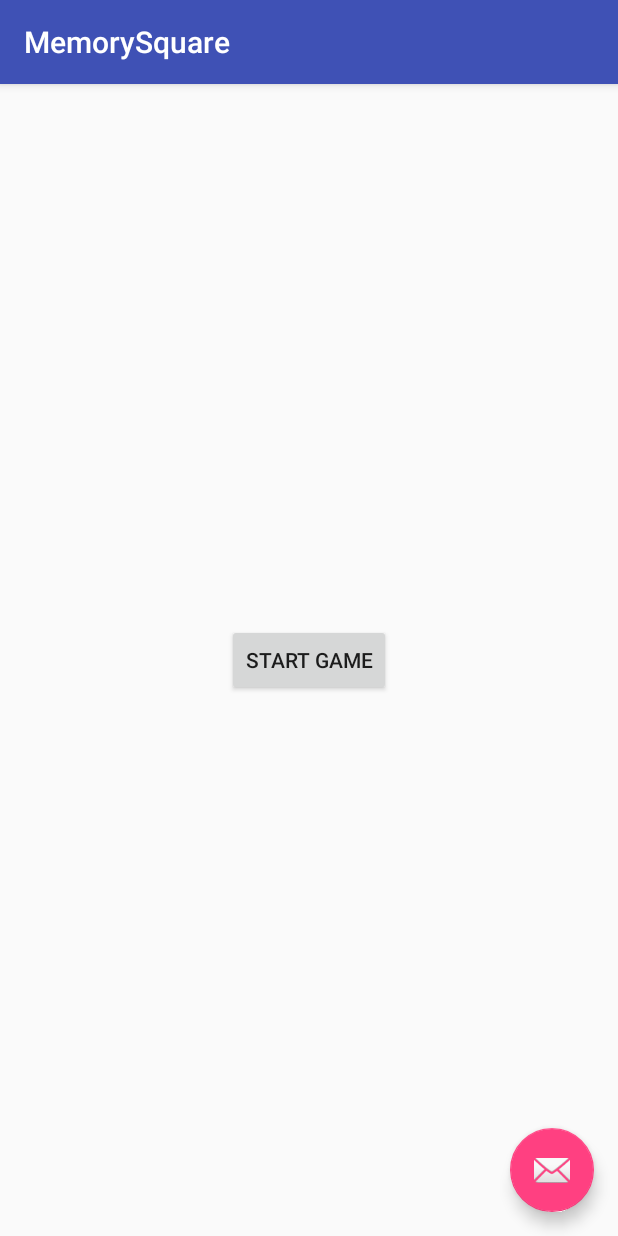
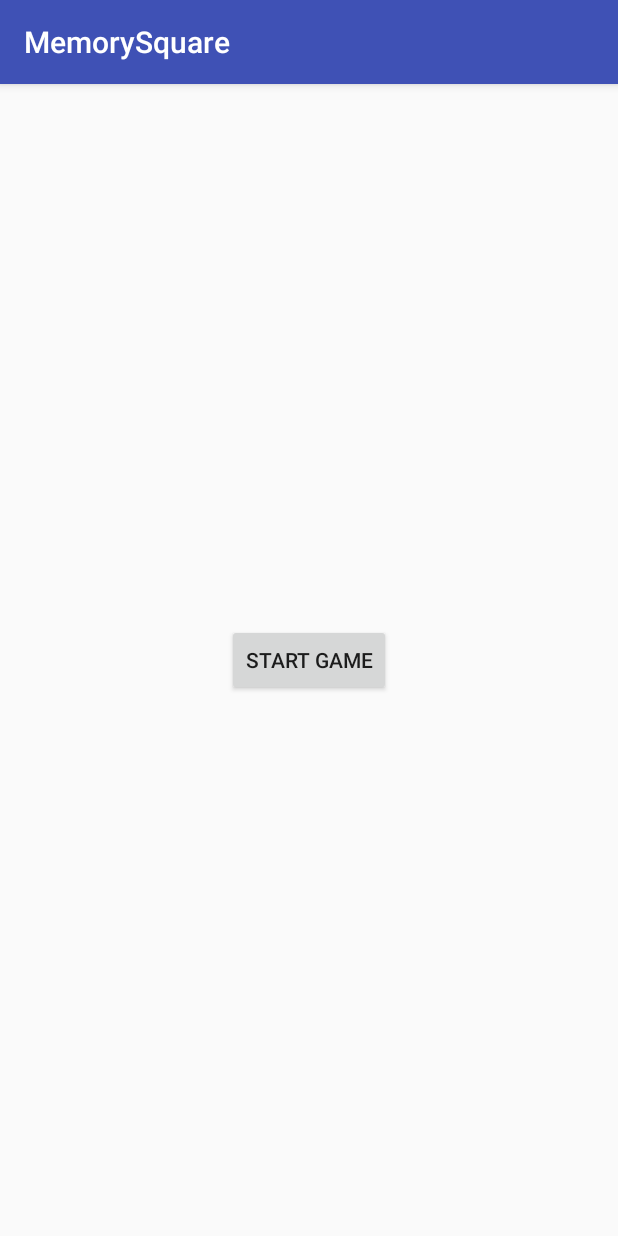
Before and after one commit to jkoistinen/MemorySquare, an Android app: the screen it shows after launch (StartGameActivity), on a phone screen of 412 x 824 dp. Run offline under Robolectric (Android 15) with nearby library versions, the phone set to English and light mode, and no system bars.

Commit message:
removed snackbars, changed interpolator for button animation

```diff
--- a/app/src/main/java/com/jk/memorysquare/StartGameActivity.java
+++ b/app/src/main/java/com/jk/memorysquare/StartGameActivity.java
@@ -11,6 +11,8 @@ import android.widget.Button;
 
 public class StartGameActivity extends AppCompatActivity {
 
+    Button startButton;
+
     @Override
     protected void onCreate(Bundle savedInstanceState) {
         super.onCreate(savedInstanceState);
@@ -19,7 +21,7 @@ public class StartGameActivity extends AppCompatActivity {
         setSupportActionBar(toolbar);
 
         //Start game button launches PlayGameActivity
-        Button startButton = (Button) findViewById(R.id.startButton);
+        startButton = (Button) findViewById(R.id.startButton);
 
         startButton.setOnClickListener(new View.OnClickListener() {
             @Override
@@ -29,14 +31,6 @@ public class StartGameActivity extends AppCompatActivity {
             }
         });
 
-        FloatingActionButton fab = (FloatingActionButton) findViewById(R.id.fab);
-        fab.setOnClickListener(new View.OnClickListener() {
-            @Override
-            public void onClick(View view) {
-                Snackbar.make(view, "Replace with your own action", Snackbar.LENGTH_LONG)
-                        .setAction("Action", null).show();
-            }
-        });
     }
 
 }
--- a/app/src/main/res/anim/flipimagebutton.xml
+++ b/app/src/main/res/anim/flipimagebutton.xml
@@ -2,7 +2,7 @@
     <rotate xmlns:android="http://schemas.android.com/apk/res/android"
         android:duration="250"
         android:fromDegrees="0"
-        android:interpolator="@android:anim/linear_interpolator"
+        android:interpolator="@android:anim/anticipate_interpolator"
         android:pivotX="50%"
         android:pivotY="50%"
         android:repeatMode="reverse"
--- a/app/src/main/res/layout/activity_start_game.xml
+++ b/app/src/main/res/layout/activity_start_game.xml
@@ -23,12 +23,4 @@
 
     <include layout="@layout/content_start_game" />
 
-    <android.support.design.widget.FloatingActionButton
-        android:id="@+id/fab"
-        android:layout_width="wrap_content"
-        android:layout_height="wrap_content"
-        android:layout_gravity="bottom|end"
-        android:layout_margin="@dimen/fab_margin"
-        android:src="@android:drawable/ic_dialog_email" />
-
 </android.support.design.widget.CoordinatorLayout>
--- a/app/src/main/res/layout/content_start_game.xml
+++ b/app/src/main/res/layout/content_start_game.xml
@@ -8,6 +8,7 @@
     android:paddingLeft="@dimen/activity_horizontal_margin"
     android:paddingRight="@dimen/activity_horizontal_margin"
     android:paddingTop="@dimen/activity_vertical_margin"
+
     app:layout_behavior="@string/appbar_scrolling_view_behavior"
     tools:context="com.jk.memorysquare.StartGameActivity"
     tools:showIn="@layout/activity_start_game">
@@ -19,4 +20,6 @@
         android:id="@+id/startButton"
         android:layout_centerVertical="true"
         android:layout_centerHorizontal="true" />
+
+
 </RelativeLayout>
```
Also changed, not shown: app/src/main/java/com/jk/memorysquare/PlayGameActivity.java (+14 -16 lines).
